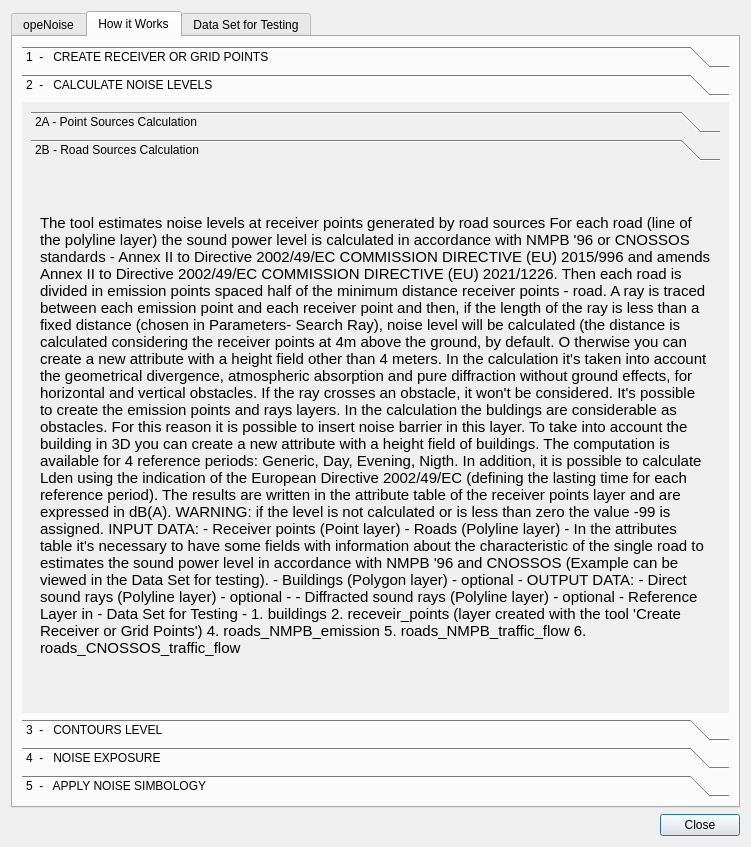
pierluigiderosa/openoise, file tools/ui_Helps.ui: the form before one commit.
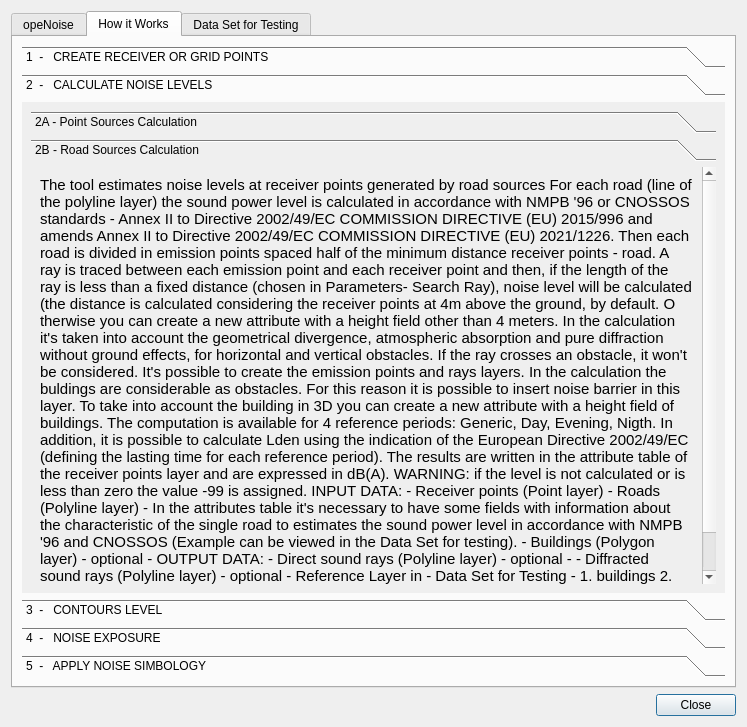
The form after the commit. The open tabs and pages were chosen to show the change.

```diff
--- a/tools/ui_Helps.ui
+++ b/tools/ui_Helps.ui
@@ -6,12 +6,12 @@
    <rect>
     <x>0</x>
     <y>0</y>
-    <width>751</width>
-    <height>847</height>
+    <width>747</width>
+    <height>727</height>
    </rect>
   </property>
   <property name="sizePolicy">
-   <sizepolicy hsizetype="Minimum" vsizetype="Minimum">
+   <sizepolicy hsizetype="Preferred" vsizetype="Preferred">
     <horstretch>30</horstretch>
     <verstretch>60</verstretch>
    </sizepolicy>
@@ -119,8 +119,8 @@
            <rect>
             <x>0</x>
             <y>0</y>
-            <width>98</width>
-            <height>141</height>
+            <width>107</width>
+            <height>169</height>
            </rect>
           </property>
           <attribute name="label">
@@ -170,8 +170,8 @@
                <rect>
                 <x>0</x>
                 <y>0</y>
-                <width>205</width>
-                <height>2316</height>
+                <width>252</width>
+                <height>2766</height>
                </rect>
               </property>
               <attribute name="label">
```
Left out of the diff: 20 changed lines with no effect on the pictures.
